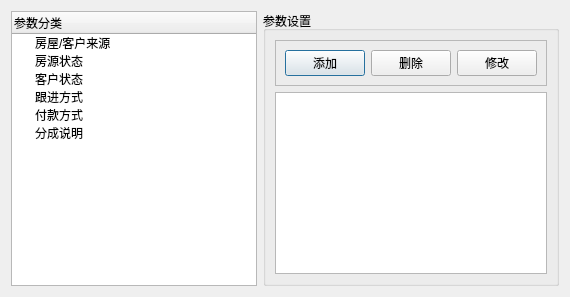
Before: the Qt Designer form canshuguanlidialog.ui in gmsh/fangchanzhongjie, drawn with Qt 5.
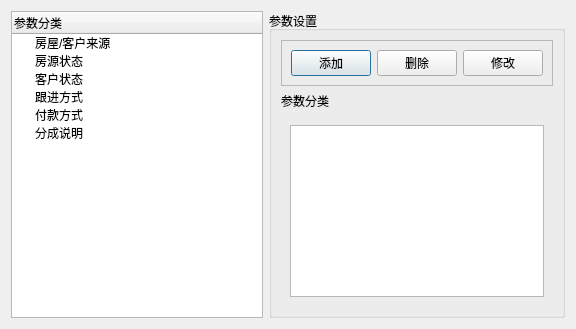
After: the same form once the commit is applied. Icons and pictures are not drawn.

What changed in the file:
```diff
--- a/canshuguanlidialog.ui
+++ b/canshuguanlidialog.ui
@@ -6,8 +6,8 @@
    <rect>
     <x>0</x>
     <y>0</y>
-    <width>570</width>
-    <height>297</height>
+    <width>576</width>
+    <height>329</height>
    </rect>
   </property>
   <property name="windowTitle">
@@ -17,8 +17,10 @@
    <iconset resource="main.qrc">
     <normaloff>:/images/xitongshezhi.png</normaloff>:/images/xitongshezhi.png</iconset>
   </property>
-  <layout class="QHBoxLayout" name="horizontalLayout">
-   <item>
+  <layout class="QGridLayout" name="gridLayout_6">
+   <item row="0" column="0">
+    <layout class="QGridLayout" name="gridLayout_5">
+     <item row="0" column="0">
     <widget class="QTreeWidget" name="canshuFenleiTreeWidget">
      <column>
       <property name="text">
@@ -81,11 +83,13 @@
      </item>
     </widget>
    </item>
-   <item>
+     <item row="0" column="1">
     <widget class="QGroupBox" name="groupBox_2">
      <property name="title">
       <string>参数设置</string>
      </property>
+       <layout class="QGridLayout" name="gridLayout_4">
+        <item row="0" column="0">
      <layout class="QVBoxLayout" name="verticalLayout">
       <item>
        <widget class="QFrame" name="frame">
@@ -97,6 +101,8 @@
         </property>
         <layout class="QGridLayout" name="gridLayout">
          <item row="0" column="0">
+              <layout class="QGridLayout" name="gridLayout_3">
+               <item row="0" column="0">
           <widget class="QPushButton" name="addPushButton">
            <property name="text">
             <string>添加</string>
@@ -148,13 +154,72 @@
           </widget>
          </item>
         </layout>
+             </item>
+            </layout>
        </widget>
       </item>
       <item>
-       <widget class="QTableView" name="canshuTableView"/>
-      </item>
-     </layout>
-    </widget>
+           <widget class="QLabel" name="label">
+            <property name="text">
+             <string>参数分类</string>
+            </property>
+           </widget>
+          </item>
+          <item>
+           <widget class="QStackedWidget" name="stackedWidget">
+            <property name="currentIndex">
+             <number>0</number>
+            </property>
+            <widget class="QWidget" name="page">
+             <layout class="QGridLayout" name="gridLayout_2">
+              <item row="1" column="0">
+               <widget class="QTableView" name="fangkeLaiyuanTableView"/>
+              </item>
+             </layout>
+            </widget>
+            <widget class="QWidget" name="page_2">
+             <layout class="QFormLayout" name="formLayout_2">
+              <item row="0" column="0">
+               <widget class="QTableView" name="fangyuanZhuangTaiTableView"/>
+              </item>
+             </layout>
+            </widget>
+            <widget class="QWidget" name="page_3">
+             <layout class="QFormLayout" name="formLayout_3">
+              <item row="0" column="0">
+               <widget class="QTableView" name="kehuZhuangtaiTableView"/>
+              </item>
+             </layout>
+            </widget>
+            <widget class="QWidget" name="page_4">
+             <layout class="QFormLayout" name="formLayout_4">
+              <item row="0" column="0">
+               <widget class="QTableView" name="genjinFangshiTableView"/>
+              </item>
+             </layout>
+            </widget>
+            <widget class="QWidget" name="page_5">
+             <layout class="QFormLayout" name="formLayout_5">
+              <item row="0" column="0">
+               <widget class="QTableView" name="fukuanFangshiTableView"/>
+              </item>
+             </layout>
+            </widget>
+            <widget class="QWidget" name="page_6">
+             <layout class="QFormLayout" name="formLayout_6">
+              <item row="0" column="0">
+               <widget class="QTableView" name="fenchengShuomingTableView"/>
+              </item>
+             </layout>
+            </widget>
+           </widget>
+          </item>
+         </layout>
+        </item>
+       </layout>
+      </widget>
+     </item>
+    </layout>
    </item>
   </layout>
  </widget>
```
Left out of the diff: 4 changed lines with no effect on the pictures. Lines whose indentation alone changed are shown as unchanged.
